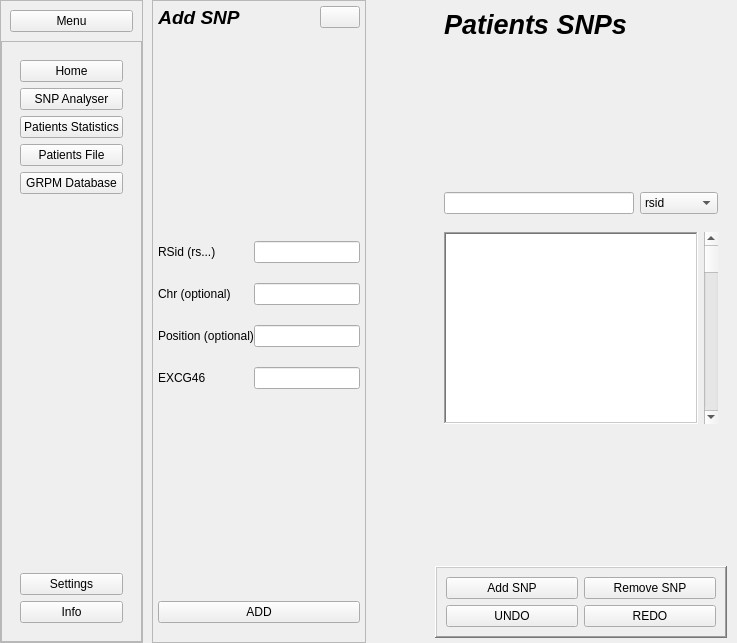
Above: proj/frontend/views/ui/patients_file.ui from be4ri/proiect-licenta before the change. Below: the same form after it.
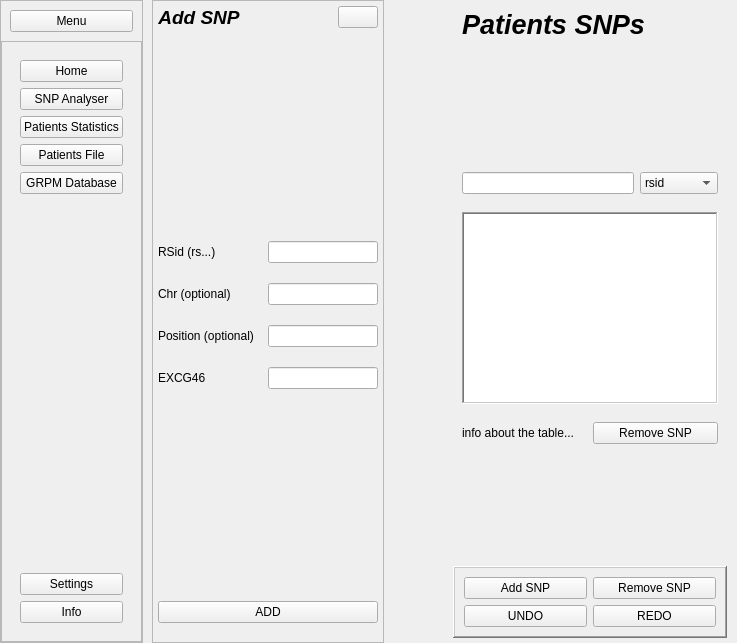
That is the form after the change. Icons and pictures are not drawn.

What changed in the file:
```diff
--- a/proj/frontend/views/ui/patients_file.ui
+++ b/proj/frontend/views/ui/patients_file.ui
@@ -565,10 +565,29 @@
            </property>
           </widget>
          </item>
+        </layout>
+       </widget>
+      </item>
+      <item>
+       <widget class="QFrame" name="frame_5">
+        <property name="frameShape">
+         <enum>QFrame::Shape::NoFrame</enum>
+        </property>
+        <property name="frameShadow">
+         <enum>QFrame::Shadow::Raised</enum>
+        </property>
+        <layout class="QHBoxLayout" name="horizontalLayout_7">
          <item>
-          <widget class="QScrollBar" name="patients_scroll_bar">
-           <property name="orientation">
-            <enum>Qt::Orientation::Vertical</enum>
+          <widget class="QLabel" name="label">
+           <property name="text">
+            <string>info about the table...</string>
+           </property>
+          </widget>
+         </item>
+         <item>
+          <widget class="QPushButton" name="remove_snp_from_table_button">
+           <property name="text">
+            <string>Remove SNP</string>
            </property>
           </widget>
          </item>
```
